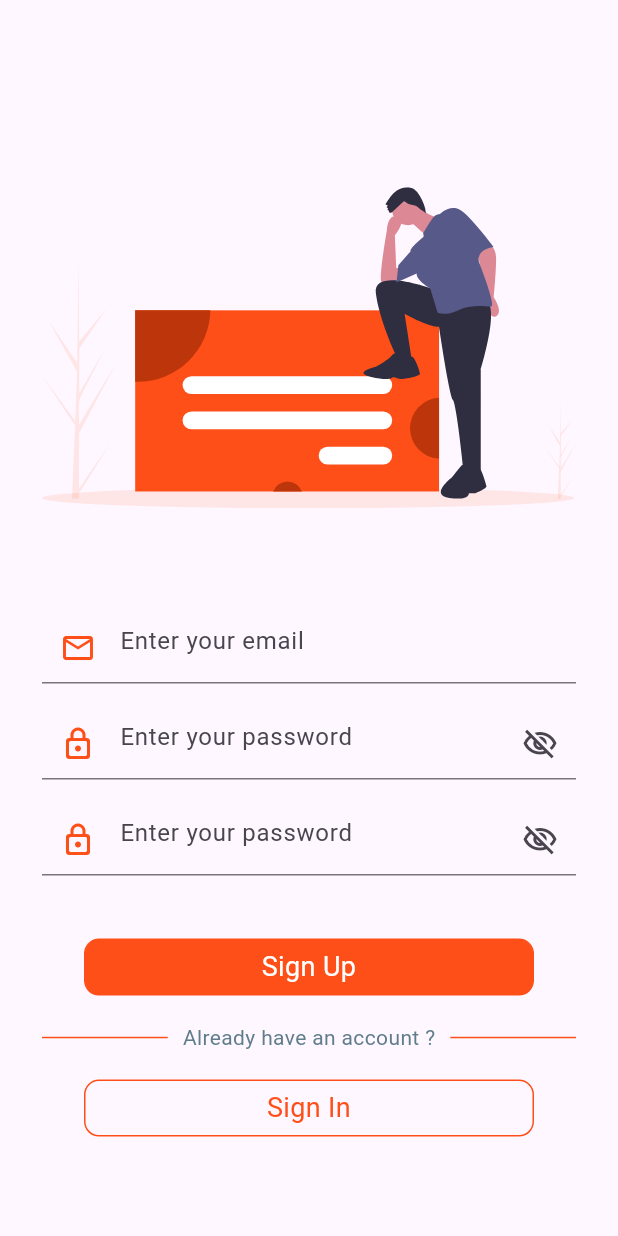
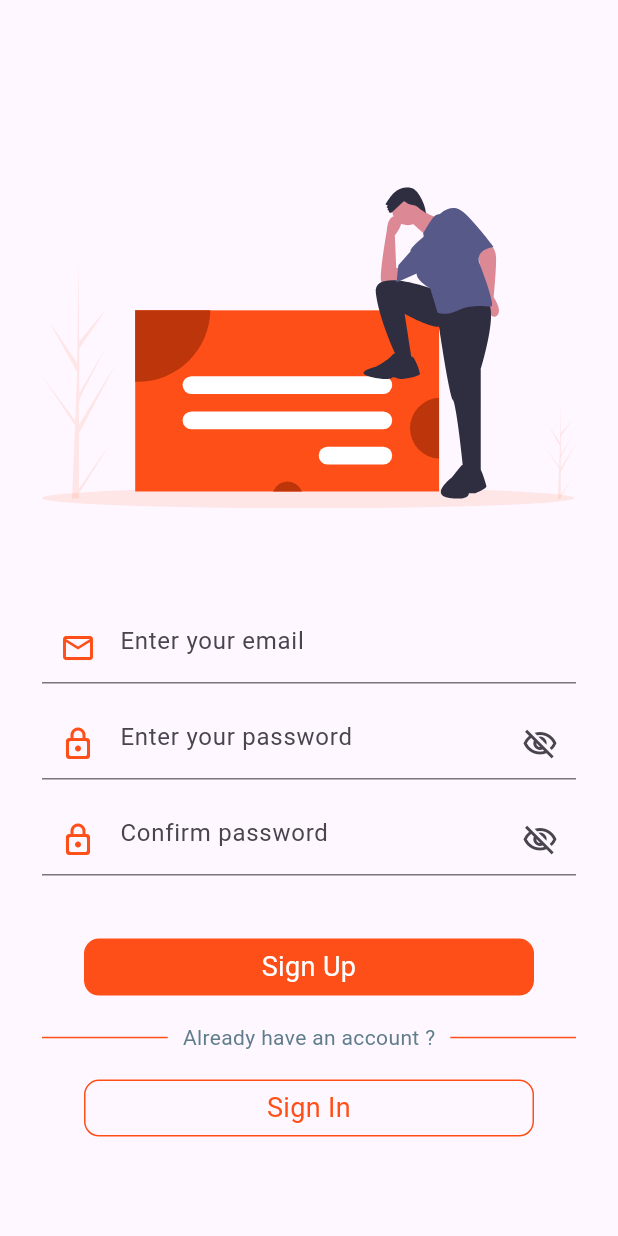
Before and after one commit to AkifhanIlgaz/oxford-vocabulary-app, a Flutter app: the SignupScreen screen opened directly, on a phone screen of 412 x 824 dp. Run offline on Flutter 3.47's test engine with Material 3 defaults, Android fonts, the phone set to English and light mode, and no system bars; our stand-ins replace email_validator, firebase_auth, firebase_core, flutter_svg, google_sign_in; accounts and stored records are empty; generated files the repository leaves out were written again; Roboto replaces fonts that are missing (Montserrat).

Commit message:
update password input to take hint text as parameter

```diff
--- a/lib/screens/signup.dart
+++ b/lib/screens/signup.dart
@@ -98,6 +98,7 @@ class _SignupScreenState extends State<SignupScreen> {
                 _gap(),
                 AuthPasswordInput(
                   onSaved: onSecondPasswordSaved,
+                  hintText: "Confirm password",
                 ),
                 _gap(),
                 if (_password != _secondPassword)
--- a/lib/widgets/auth/input/password.dart
+++ b/lib/widgets/auth/input/password.dart
@@ -5,9 +5,11 @@ class AuthPasswordInput extends StatefulWidget {
   const AuthPasswordInput({
     super.key,
     required this.onSaved,
+    this.hintText = "Enter your password",
   });
 
   final void Function(String) onSaved;
+  final String hintText;
 
   @override
   State<AuthPasswordInput> createState() => _AuthPasswordInputState();
@@ -30,7 +32,7 @@ class _AuthPasswordInputState extends State<AuthPasswordInput> {
           decoration: InputDecoration(
             prefixIcon: const Icon(Icons.lock_outline_rounded),
             prefixIconColor: const Color(kPrimaryColor),
-            hintText: "Enter your password",
+            hintText: widget.hintText,
             suffixIcon: IconButton(
               onPressed: _togglePasswordVisibility,
               icon: Icon(
```
